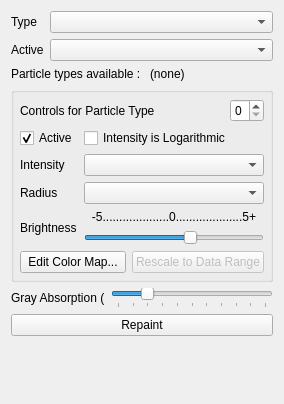
biddisco/pv-astro, file pqMIPDisplayPanelDecorator.ui: the form before one commit.
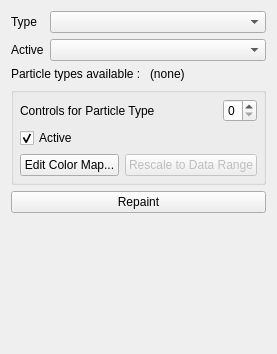
The form after the commit.

Commit message: Remove unused params from Mip display and rename to avoid conflicts with splotch display

Patch:
```diff
--- a/pqMIPDisplayPanelDecorator.ui
+++ b/pqMIPDisplayPanelDecorator.ui
@@ -6,15 +6,15 @@
    <rect>
     <x>0</x>
     <y>0</y>
-    <width>284</width>
-    <height>404</height>
+    <width>277</width>
+    <height>354</height>
    </rect>
   </property>
   <property name="windowTitle">
    <string>Form</string>
   </property>
   <layout class="QGridLayout" name="gridLayout_3">
-   <item row="15" column="0" colspan="2">
+   <item row="14" column="0" colspan="2">
     <spacer name="verticalSpacer">
      <property name="orientation">
       <enum>Qt::Vertical</enum>
@@ -27,8 +27,8 @@
      </property>
     </spacer>
    </item>
-   <item row="12" column="0" colspan="2">
-    <widget class="QPushButton" name="RepaintButton">
+   <item row="11" column="0" colspan="2">
+    <widget class="QPushButton" name="MIPRepaintButton">
      <property name="sizePolicy">
       <sizepolicy hsizetype="Preferred" vsizetype="Fixed">
        <horstretch>0</horstretch>
@@ -40,39 +40,6 @@
      </property>
     </widget>
    </item>
-   <item row="11" column="0" colspan="2">
-    <layout class="QHBoxLayout" name="horizontalLayout_3">
-     <item>
-      <widget class="QLabel" name="label_4">
-       <property name="text">
-        <string>Gray Absorption (</string>
-       </property>
-      </widget>
-     </item>
-     <item>
-      <widget class="QSlider" name="Gray">
-       <property name="minimum">
-        <number>-500</number>
-       </property>
-       <property name="maximum">
-        <number>0</number>
-       </property>
-       <property name="pageStep">
-        <number>50</number>
-       </property>
-       <property name="value">
-        <number>-400</number>
-       </property>
-       <property name="orientation">
-        <enum>Qt::Horizontal</enum>
-       </property>
-       <property name="tickPosition">
-        <enum>QSlider::TicksBelow</enum>
-       </property>
-      </widget>
-     </item>
-    </layout>
-   </item>
    <item row="3" column="0" colspan="2">
     <widget class="QGroupBox" name="groupBox">
      <property name="title">
@@ -113,64 +80,7 @@
         </item>
        </layout>
       </item>
-      <item row="6" column="0" rowspan="2">
-       <widget class="QLabel" name="label">
-        <property name="frameShape">
-         <enum>QFrame::NoFrame</enum>
-        </property>
-        <property name="frameShadow">
-         <enum>QFrame::Plain</enum>
-        </property>
-        <property name="text">
-         <string>Brightness</string>
-        </property>
-        <property name="scaledContents">
-         <bool>false</bool>
-        </property>
-       </widget>
-      </item>
-      <item row="6" column="1">
-       <widget class="QLabel" name="label_2">
-        <property name="frameShape">
-         <enum>QFrame::NoFrame</enum>
-        </property>
-        <property name="text">
-         <string>-5....................0....................5+</string>
-        </property>
-        <property name="textFormat">
-         <enum>Qt::PlainText</enum>
-        </property>
-        <property name="alignment">
-         <set>Qt::AlignCenter</set>
-        </property>
-       </widget>
-      </item>
-      <item row="7" column="1">
-       <widget class="QSlider" name="Brightness">
-        <property name="minimum">
-         <number>-500</number>
-        </property>
-        <property name="maximum">
-         <number>500</number>
-        </property>
-        <property name="singleStep">
-         <number>1</number>
-        </property>
-        <property name="pageStep">
-         <number>100</number>
-        </property>
-        <property name="value">
-         <number>102</number>
-        </property>
-        <property name="orientation">
-         <enum>Qt::Horizontal</enum>
-        </property>
-        <property name="tickPosition">
-         <enum>QSlider::NoTicks</enum>
-        </property>
-       </widget>
-      </item>
-      <item row="9" column="0" colspan="2">
+      <item row="5" column="0" colspan="2">
        <layout class="QHBoxLayout" name="horizontalLayout">
         <item>
          <widget class="QPushButton" name="EditColorMapButton">
@@ -191,40 +101,6 @@
         </item>
        </layout>
       </item>
-      <item row="2" column="0">
-       <widget class="QLabel" name="IntensityLabel">
-        <property name="text">
-         <string>Intensity</string>
-        </property>
-       </widget>
-      </item>
-      <item row="2" column="1">
-       <widget class="QComboBox" name="IntensityArray">
-        <property name="sizePolicy">
-         <sizepolicy hsizetype="Expanding" vsizetype="Fixed">
-          <horstretch>0</horstretch>
-          <verstretch>0</verstretch>
-         </sizepolicy>
-        </property>
-       </widget>
-      </item>
-      <item row="3" column="1">
-       <widget class="QComboBox" name="RadiusArray">
-        <property name="sizePolicy">
-         <sizepolicy hsizetype="Expanding" vsizetype="Fixed">
-          <horstretch>0</horstretch>
-          <verstretch>0</verstretch>
-         </sizepolicy>
-        </property>
-       </widget>
-      </item>
-      <item row="3" column="0">
-       <widget class="QLabel" name="RadiusArrayLabel">
-        <property name="text">
-         <string>Radius</string>
-        </property>
-       </widget>
-      </item>
       <item row="1" column="0">
        <widget class="QCheckBox" name="TypeActive">
         <property name="text">
@@ -235,16 +111,6 @@
         </property>
        </widget>
       </item>
-      <item row="1" column="1">
-       <widget class="QCheckBox" name="LogIntensity">
-        <property name="text">
-         <string>Intensity is Logarithmic</string>
-        </property>
-        <property name="checked">
-         <bool>false</bool>
-        </property>
-       </widget>
-      </item>
      </layout>
     </widget>
    </item>
```
Left out of the diff: 10 changed lines with no effect on the pictures. The commit also changes 3 other files.
